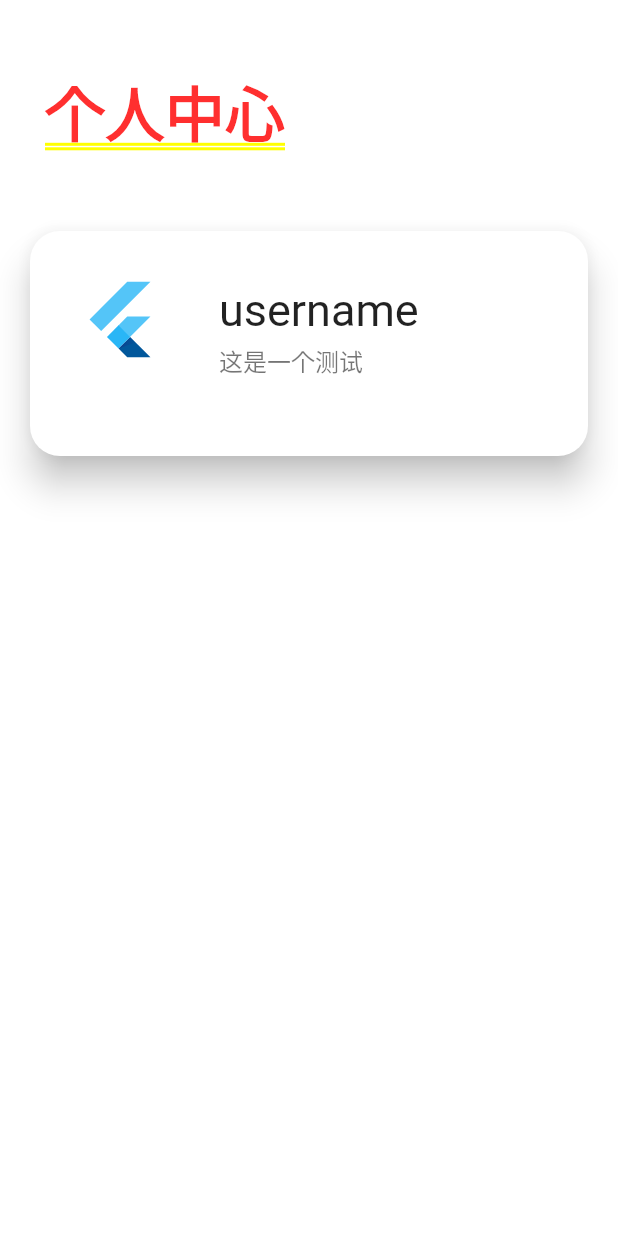
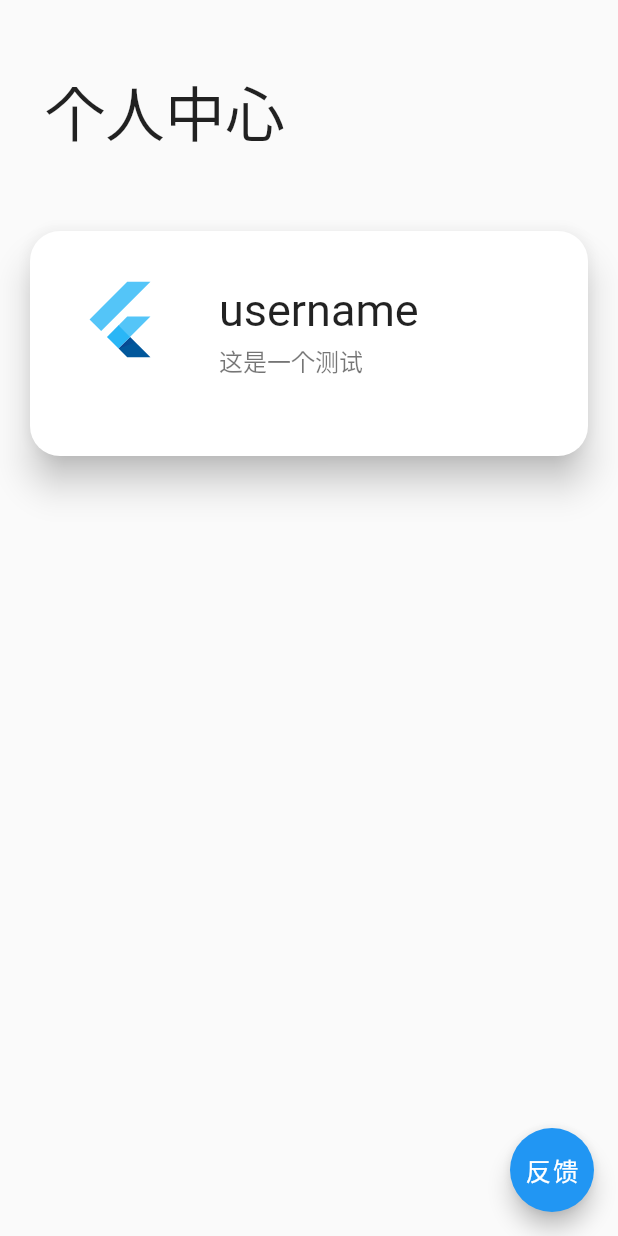
Before and after one commit to YfNightWind/Yango-Canteen, a Flutter app: the AccountPage screen opened by its route, on a phone screen of 412 x 824 dp. Run offline on Flutter 3.47's test engine with Material 2 defaults, Android fonts, the phone set to English and light mode, and no system bars; our stand-ins replace dio; missing offline and left inert: flutter_card_swipper.

Commit message:
完成了反馈界面的功能🎉

```diff
--- a/lib/routes/routes.dart
+++ b/lib/routes/routes.dart
@@ -2,8 +2,10 @@ import 'package:flutter/cupertino.dart';
 import 'package:flutter/material.dart';
 import 'package:yangocanteen/view/BottomBar.dart';
 import 'package:yangocanteen/view/account.dart';
+import 'package:yangocanteen/view/feedback.dart';
 
 Map<String, WidgetBuilder> routes = {
-  "/":(BuildContext context)=> TabsPage(),
-  "/account":(BuildContext context)=> AccountPage(),
+  "/": (BuildContext context) => TabsPage(),
+  "/account": (BuildContext context) => AccountPage(),
+  "/feedback": (BuildContext context) => FeedBackPage(),
 };
--- a/lib/view/account.dart
+++ b/lib/view/account.dart
@@ -11,12 +11,13 @@ class AccountPage extends StatefulWidget {
 class _AccountPageState extends State<AccountPage> {
   @override
   Widget build(BuildContext context) {
-    return Center(
+    return Scaffold(
+      body: Center(
         child: Column(
           crossAxisAlignment: CrossAxisAlignment.start,
           children: [
             Padding(
-            padding: EdgeInsets.only(top: 45,left: 30),
+              padding: EdgeInsets.only(top: 45, left: 30),
               child: Text(
                 '个人中心',
                 style: TextStyle(
@@ -52,6 +53,18 @@ class _AccountPageState extends State<AccountPage> {
             ),
           ],
         ),
+      ),
+      floatingActionButton: FloatingActionButton(
+        onPressed: () {
+          Navigator.pushNamed(context, '/feedback');
+        },
+        child: Text(
+          '反馈',
+          style: TextStyle(fontSize: 17),
+        ),
+        //防止报错There are multiple heroes that share the same tag within a subtree.
+        heroTag: 'other',
+      ),
     );
   }
 }
--- a/lib/view/home.dart
+++ b/lib/view/home.dart
@@ -25,7 +25,7 @@ class _HomePageState extends State<HomePage> {
               ),
             ),
           ),
-          Swiper(itemCount: 3)
+          // Swiper(itemCount: 3)
         ],
       ),
     );
```
Also changed, not shown: lib/view/feedback.dart (added, +91 -0 lines). Lines whose indentation alone changed are shown as unchanged.
